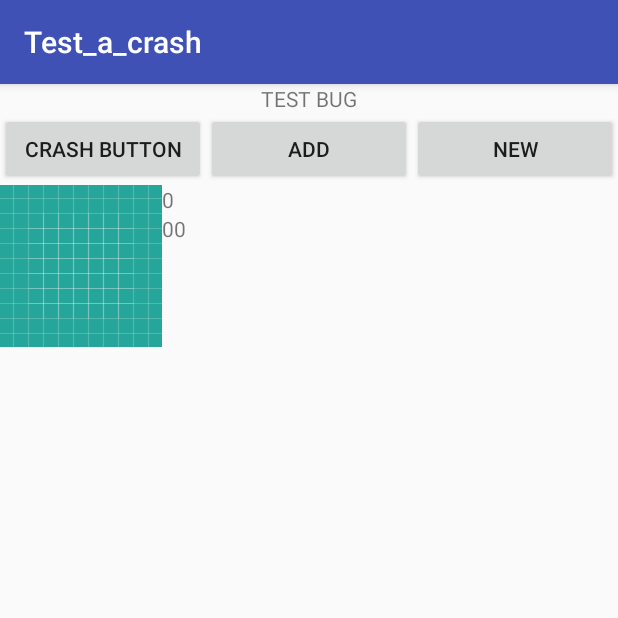
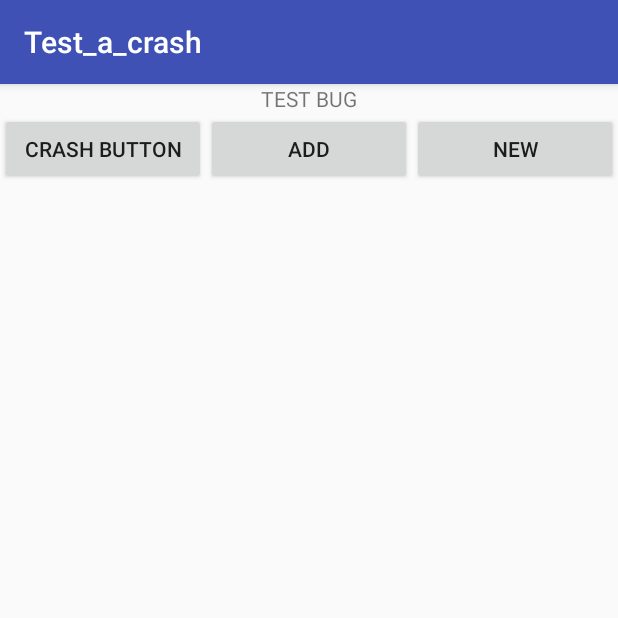
Before and after one commit to laiyuchenrushuang/Test_a_crashbug, an Android app: the screen it shows after launch (MainActivity), on a phone screen of 412 x 824 dp, the top half of it. Run offline under Robolectric (Android 15) with nearby library versions, the phone set to English and light mode, and no system bars; libraries missing offline, so code that uses them is left out: net.sf.json; 2 statements that could not run were skipped.

Commit message:
缓存对象，对对象的保护

```diff
--- a/Test_a_crash/app/build.gradle
+++ b/Test_a_crash/app/build.gradle
@@ -4,7 +4,7 @@ android {
     compileSdkVersion 27
     defaultConfig {
         applicationId "com.example.laiji.test_a_crash"
-        minSdkVersion 26
+        minSdkVersion 21
         targetSdkVersion 27
         versionCode 1
         versionName "1.0"
@@ -19,10 +19,12 @@ android {
 }
 
 dependencies {
-    implementation fileTree(dir: 'libs', include: ['*.jar'])
+    implementation fileTree(include: ['*.jar'], dir: 'libs')
     implementation 'com.android.support:appcompat-v7:27.1.1'
     implementation 'com.android.support.constraint:constraint-layout:1.1.3'
     testImplementation 'junit:junit:4.12'
     androidTestImplementation 'com.android.support.test:runner:1.0.2'
     androidTestImplementation 'com.android.support.test.espresso:espresso-core:3.0.2'
+    implementation 'com.google.code.gson:gson:2.8.2'
+    implementation files('lib/json-lib-2.3-jdk15.jar')
 }
--- a/Test_a_crash/app/src/main/java/com/example/laiji/test_a_crash/MainActivity.java
+++ b/Test_a_crash/app/src/main/java/com/example/laiji/test_a_crash/MainActivity.java
@@ -9,6 +9,12 @@ import android.util.Log;
 import android.view.View;
 import android.widget.Button;
 
+import com.google.gson.Gson;
+import com.google.gson.reflect.TypeToken;
+
+import net.sf.json.JSONArray;
+
+import java.lang.reflect.Type;
 import java.util.ArrayList;
 import java.util.List;
 
@@ -28,14 +34,14 @@ public class MainActivity extends AppCompatActivity implements View.OnClickListe
         setContentView(R.layout.activity_main);
         SharedPreferences s = getSharedPreferences("result_data",0);
         if(null != s.getString("data","0")) {
-            String[] a = s.getString("data","0").replace("[","").replace("]","").trim().split(",");
-            count = a.length;
-            Log.d(TAG,a.length+"");
-            if (a.length > 0){
-                for (int i =0;i<a.length;i++){
-                    insertData(i);
-                }
-            }
+            Gson gson = new Gson();
+            String json = s.getString("data","0");
+            Log.d("lylog",json);
+            Type type = new TypeToken<List<Integer>>() {
+            }.getType();
+            Log.d("lylog",gson.fromJson(json, type).toString());
+            list_data = gson.fromJson(json, type);
+            count = list_data.size();
         }
         initView();
         initEvent();
```
Also changed, not shown: Test_a_crash/app/src/main/java/com/example/laiji/test_a_crash/CrashCollectHandler.java (+7 -3 lines), 1 other file.
